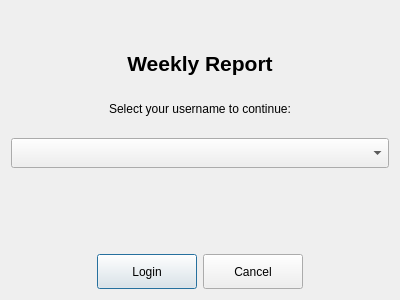
This is ui/login_dialog.ui in simoPh83/weeklyreport as Qt 5 draws it before an edit. The edited form follows.
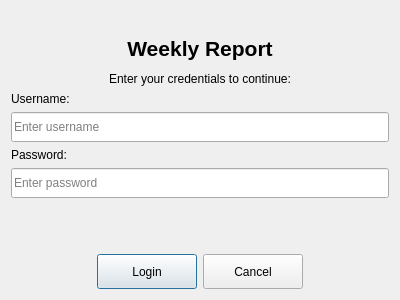
This is the edited form.

Diff of the .ui file:
```diff
--- a/ui/login_dialog.ui
+++ b/ui/login_dialog.ui
@@ -60,7 +60,7 @@
    <item>
     <widget class="QLabel" name="instructionLabel">
      <property name="text">
-      <string>Select your username to continue:</string>
+      <string>Enter your credentials to continue:</string>
      </property>
      <property name="alignment">
       <set>Qt::AlignCenter</set>
@@ -81,12 +81,45 @@
     </spacer>
    </item>
    <item>
-    <widget class="QComboBox" name="userComboBox">
+    <widget class="QLabel" name="usernameLabel">
+     <property name="text">
+      <string>Username:</string>
+     </property>
+    </widget>
+   </item>
+   <item>
+    <widget class="QLineEdit" name="usernameLineEdit">
      <property name="minimumSize">
       <size>
        <width>0</width>
        <height>30</height>
       </size>
+     </property>
+     <property name="placeholderText">
+      <string>Enter username</string>
+     </property>
+    </widget>
+   </item>
+   <item>
+    <widget class="QLabel" name="passwordLabel">
+     <property name="text">
+      <string>Password:</string>
+     </property>
+    </widget>
+   </item>
+   <item>
+    <widget class="QLineEdit" name="passwordLineEdit">
+     <property name="minimumSize">
+      <size>
+       <width>0</width>
+       <height>30</height>
+      </size>
+     </property>
+     <property name="echoMode">
+      <enum>QLineEdit::Password</enum>
+     </property>
+     <property name="placeholderText">
+      <string>Enter password</string>
      </property>
     </widget>
    </item>
```
